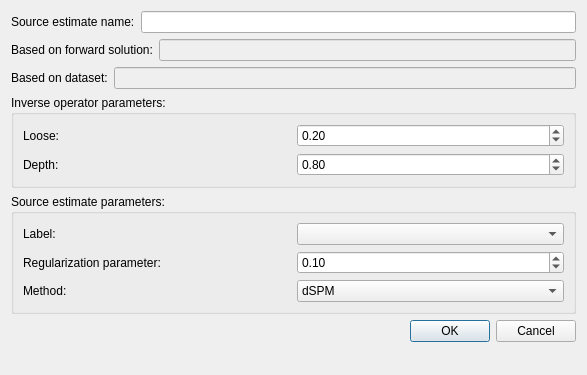
Above: qt4Designer_ui_files/linearSourceEstimateDialogUi.ui from cibr-jyu/meggie before the change. Below: the same form after it.
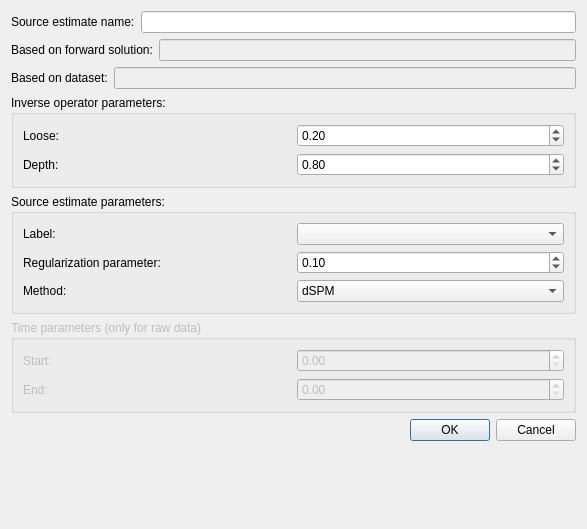
That is the form after the change.

Commit message: Create a container class for stcs

What changed in the file:
```diff
--- a/qt4Designer_ui_files/linearSourceEstimateDialogUi.ui
+++ b/qt4Designer_ui_files/linearSourceEstimateDialogUi.ui
@@ -7,7 +7,7 @@
     <x>0</x>
     <y>0</y>
     <width>587</width>
-    <height>375</height>
+    <height>529</height>
    </rect>
   </property>
   <property name="windowTitle">
@@ -138,7 +138,7 @@
      </layout>
     </widget>
    </item>
-   <item row="6" column="1">
+   <item row="7" column="1">
     <widget class="QDialogButtonBox" name="buttonBox">
      <property name="orientation">
       <enum>Qt::Horizontal</enum>
@@ -232,6 +232,64 @@
      </layout>
     </widget>
    </item>
+   <item row="6" column="0" colspan="2">
+    <widget class="QGroupBox" name="groupBoxTimeParameters">
+     <property name="enabled">
+      <bool>false</bool>
+     </property>
+     <property name="title">
+      <string>Time parameters (only for raw data)</string>
+     </property>
+     <layout class="QGridLayout" name="gridLayout_2">
+      <item row="0" column="0">
+       <layout class="QVBoxLayout" name="verticalLayout_4">
+        <item>
+         <layout class="QHBoxLayout" name="horizontalLayout_11">
+          <item>
+           <widget class="QLabel" name="labelStart">
+            <property name="text">
+             <string>Start:</string>
+            </property>
+           </widget>
+          </item>
+          <item>
+           <widget class="QDoubleSpinBox" name="doubleSpinBoxStart">
+            <property name="enabled">
+             <bool>false</bool>
+            </property>
+            <property name="maximum">
+             <double>9999.000000000000000</double>
+            </property>
+           </widget>
+          </item>
+         </layout>
+        </item>
+        <item>
+         <layout class="QHBoxLayout" name="horizontalLayout_10">
+          <item>
+           <widget class="QLabel" name="labelEnd">
+            <property name="text">
+             <string>End:</string>
+            </property>
+           </widget>
+          </item>
+          <item>
+           <widget class="QDoubleSpinBox" name="doubleSpinBoxEnd">
+            <property name="enabled">
+             <bool>false</bool>
+            </property>
+            <property name="maximum">
+             <double>9999.000000000000000</double>
+            </property>
+           </widget>
+          </item>
+         </layout>
+        </item>
+       </layout>
+      </item>
+     </layout>
+    </widget>
+   </item>
   </layout>
  </widget>
  <resources/>
```
The commit also changes 8 other files.
